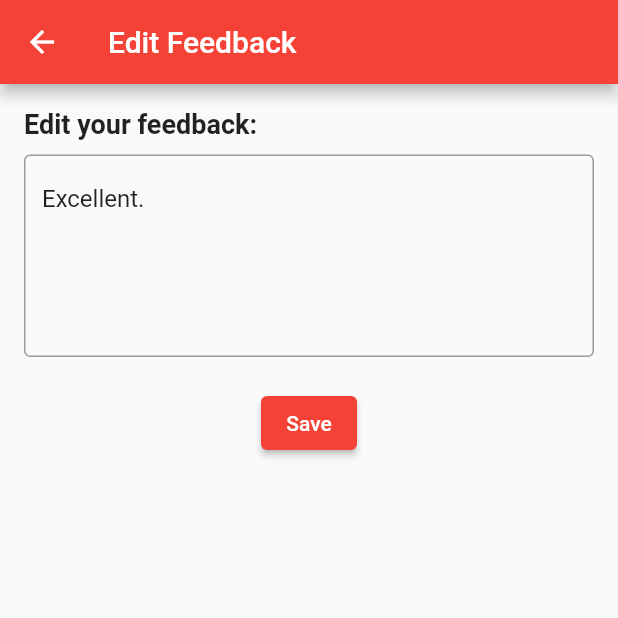
After one commit to Asmit11/FoodKhana, a Flutter app: the CustomerFeedback screen opened by its route, after a tap on the "edit" icon, on a phone screen of 412 x 824 dp, the top half of it. The commit adds this screen. Run offline on Flutter 3.47's test engine with Material 2 defaults, Android fonts, the phone set to English and light mode, and no system bars; our stand-ins replace cloud_firestore, firebase_auth, firebase_core, firebase_storage, flutter_local_notifications; missing offline and left inert: blue_thermal_printer; accounts and stored records are empty; network calls fail.

Commit message:
final modifications

```diff
--- a/lib/models/FeedbackModel.dart
+++ b/lib/models/FeedbackModel.dart
@@ -1,4 +1,5 @@
 class FeedbackModel {
+
   final int rating;
   final String comment;
 
@@ -6,6 +7,7 @@ class FeedbackModel {
 
   toJson(){
     return{
+
     "rating": rating,
     "comment": comment,
     };
--- a/lib/screens/CustomerFeedback.dart
+++ b/lib/screens/CustomerFeedback.dart
@@ -1,7 +1,8 @@
 import 'package:flutter/material.dart';
 import 'package:foodkhana/models/FeedbackModel.dart';
-import 'package:foodkhana/repositories/FeedbackRepository.dart';
+import 'package:foodkhana/repositories/CustomerFeedbackRepository.dart';
 import 'package:foodkhana/screens/DashBoardScreen.dart';
+import 'package:foodkhana/screens/EditFeedbackScreen.dart';
 
 class CustomerFeedback extends StatefulWidget {
   @override
@@ -69,8 +70,27 @@ class _CustomerFeedbackState extends State<CustomerFeedback> {
   Widget build(BuildContext context) {
     return Scaffold(
       appBar: AppBar(
-        title: Text('Customer Feedback'),
+        title:  Text('Customer Feedback'),
+        leading: IconButton(
+          icon: Icon(Icons.arrow_back),
+          onPressed: () {
+            Navigator.pushNamed(context, "/billing"); // Navigate back when the back button is pressed
+          },
         ),
+        actions: [
+          ElevatedButton(
+            onPressed: () {
+              Navigator.push(
+                context,
+                MaterialPageRoute(builder: (context) => EditFeedbackScreen()),
+              );
+            },
+            child: Icon(Icons.edit),
+          ),
+        ],
+
+      ),
+
       body: Padding(
         padding: const EdgeInsets.all(16.0),
         child: Column(
--- /dev/null
+++ b/lib/screens/EditFeedbackScreen.dart
@@ -0,0 +1,56 @@
+import 'package:flutter/material.dart';
+
+class EditFeedbackScreen extends StatelessWidget {
+  // Dummy initial feedback
+  final String initialFeedback =
+      "Excellent.";
+
+  @override
+  Widget build(BuildContext context) {
+    return Scaffold(
+      appBar: AppBar(
+        title: Text('Edit Feedback'),
+      ),
+      body: Padding(
+        padding: const EdgeInsets.all(16.0),
+        child: Column(
+          crossAxisAlignment: CrossAxisAlignment.start,
+          children: [
+            Text(
+              'Edit your feedback:',
+              style: TextStyle(
+                fontSize: 18,
+                fontWeight: FontWeight.bold,
+              ),
+            ),
+            SizedBox(height: 10),
+            TextFormField(
+              maxLines: 5,
+              initialValue: initialFeedback, // Pre-filled dummy data
+              decoration: InputDecoration(
+                hintText: 'Enter your feedback here',
+                border: OutlineInputBorder(),
+              ),
+            ),
+            SizedBox(height: 20),
+            Center(
+              child: ElevatedButton(
+                onPressed: () {
+                  // TODO: Implement the save functionality
+                  Navigator.pop(context); // Go back to the previous screen
+                },
+                child: Text('Save'),
+              ),
+            ),
+          ],
+        ),
+      ),
+    );
+  }
+}
+
+void main() {
+  runApp(MaterialApp(
+    home: EditFeedbackScreen(),
+  ));
+}
--- a/lib/screens/RegisterScreen.dart
+++ b/lib/screens/RegisterScreen.dart
@@ -55,7 +55,7 @@ class _RegisterScreenState extends State<RegisterScreen> {
           title: "Welcome to this app",
           body: "Hello ${_authViewModel.loggedInUser?.name},\n Thank you for registering in this application.",
         );
-        Navigator.of(context).pushReplacementNamed("/dashboard");
+        Navigator.of(context).pushReplacementNamed("/login");
       })
           .catchError((e){
         ScaffoldMessenger.of(context).showSnackBar(SnackBar(content: Text(e.message.toString())));
```
Also changed, not shown: lib/main.dart (+10 -1 lines), lib/repositories/CustomerFeedbackRepository.dart (renamed from lib/repositories/FeedbackRepository.dart, +6 -2 lines), lib/screens/AddToCard.dart (+0 -9 lines), lib/screens/BillingScreen.dart (+28 -1 lines), lib/screens/DashBoardScreen.dart (+37 -1 lines), lib/screens/PrintReceiptScreen.dart (+20 -1 lines), assets/images/logo.png (deleted). Lines whose indentation alone changed are shown as unchanged.
